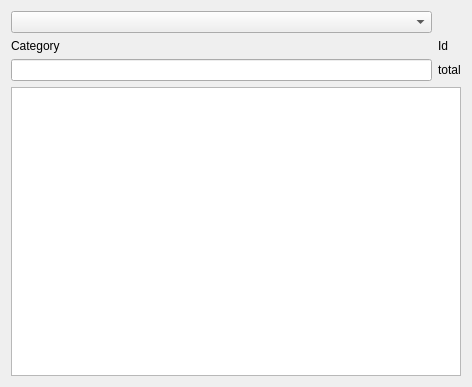
The window that ocs/example/contentdownload.ui (KDE/kdeexamples) describes before a commit, drawn with Qt 5.
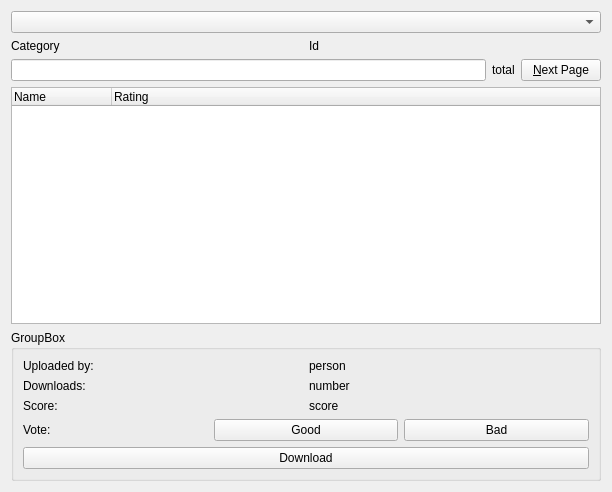
The same window after the commit.

```diff
--- a/ocs/example/contentdownload.ui
+++ b/ocs/example/contentdownload.ui
@@ -6,15 +6,18 @@
    <rect>
     <x>0</x>
     <y>0</y>
-    <width>472</width>
-    <height>387</height>
+    <width>612</width>
+    <height>492</height>
    </rect>
   </property>
   <property name="windowTitle">
    <string>Form</string>
   </property>
-  <layout class="QGridLayout" name="gridLayout">
-   <item row="1" column="1">
+  <layout class="QVBoxLayout" name="verticalLayout">
+   <item>
+    <widget class="QComboBox" name="category"/>
+   </item>
+   <item>
     <layout class="QHBoxLayout" name="horizontalLayout">
      <item>
       <widget class="QLabel" name="currentCategoryLabel">
@@ -23,31 +26,137 @@
        </property>
       </widget>
      </item>
+     <item>
+      <widget class="QLabel" name="currentCategoryIdLabel">
+       <property name="text">
+        <string>Id</string>
+       </property>
+      </widget>
+     </item>
     </layout>
    </item>
-   <item row="2" column="1">
-    <widget class="QLineEdit" name="search"/>
+   <item>
+    <layout class="QHBoxLayout" name="horizontalLayout_2">
+     <item>
+      <widget class="QLineEdit" name="search"/>
+     </item>
+     <item>
+      <widget class="QLabel" name="countLabel">
+       <property name="text">
+        <string>total</string>
+       </property>
+      </widget>
+     </item>
+     <item>
+      <widget class="QPushButton" name="nextButton">
+       <property name="text">
+        <string>&amp;Next Page</string>
+       </property>
+      </widget>
+     </item>
+    </layout>
    </item>
-   <item row="2" column="2">
-    <widget class="QLabel" name="countLabel">
-     <property name="text">
-      <string>total</string>
-     </property>
+   <item>
+    <widget class="QTreeWidget" name="contentList">
+     <column>
+      <property name="text">
+       <string>Name</string>
+      </property>
+     </column>
+     <column>
+      <property name="text">
+       <string>Rating</string>
+      </property>
+     </column>
     </widget>
    </item>
-   <item row="3" column="1" colspan="2">
-    <widget class="QListWidget" name="contentList"/>
-   </item>
-   <item row="1" column="2">
-    <widget class="QLabel" name="currentCategoryIdLabel">
-     <property name="text">
-      <string>Id</string>
+   <item>
+    <widget class="QGroupBox" name="groupBox">
+     <property name="title">
+      <string>GroupBox</string>
      </property>
+     <layout class="QVBoxLayout" name="verticalLayout_2">
+      <item>
+       <layout class="QGridLayout" name="gridLayout">
+        <item row="0" column="0">
+         <widget class="QLabel" name="label">
+          <property name="text">
+           <string>Uploaded by:</string>
+          </property>
+         </widget>
+        </item>
+        <item row="0" column="1">
+         <widget class="QLabel" name="person">
+          <property name="text">
+           <string>person</string>
+          </property>
+         </widget>
+        </item>
+        <item row="1" column="0">
+         <widget class="QLabel" name="label_3">
+          <property name="text">
+           <string>Downloads:</string>
+          </property>
+         </widget>
+        </item>
+        <item row="1" column="1">
+         <widget class="QLabel" name="numberDownloads">
+          <property name="text">
+           <string>number</string>
+          </property>
+         </widget>
+        </item>
+        <item row="2" column="0">
+         <widget class="QLabel" name="label_9">
+          <property name="text">
+           <string>Score:</string>
+          </property>
+         </widget>
+        </item>
+        <item row="2" column="1">
+         <widget class="QLabel" name="score">
+          <property name="text">
+           <string>score</string>
+          </property>
+         </widget>
+        </item>
+       </layout>
+      </item>
+      <item>
+       <layout class="QHBoxLayout" name="horizontalLayout_3">
+        <item>
+         <widget class="QLabel" name="label_11">
+          <property name="text">
+           <string>Vote:</string>
+          </property>
+         </widget>
+        </item>
+        <item>
+         <widget class="QPushButton" name="voteGood">
+          <property name="text">
+           <string>Good</string>
+          </property>
+         </widget>
+        </item>
+        <item>
+         <widget class="QPushButton" name="voteBad">
+          <property name="text">
+           <string>Bad</string>
+          </property>
+         </widget>
+        </item>
+       </layout>
+      </item>
+      <item>
+       <widget class="QPushButton" name="downloadButton">
+        <property name="text">
+         <string>Download</string>
+        </property>
+       </widget>
+      </item>
+     </layout>
     </widget>
    </item>
-   <item row="0" column="1">
-    <widget class="QComboBox" name="category"/>
-   </item>
   </layout>
  </widget>
  <resources/>
```
